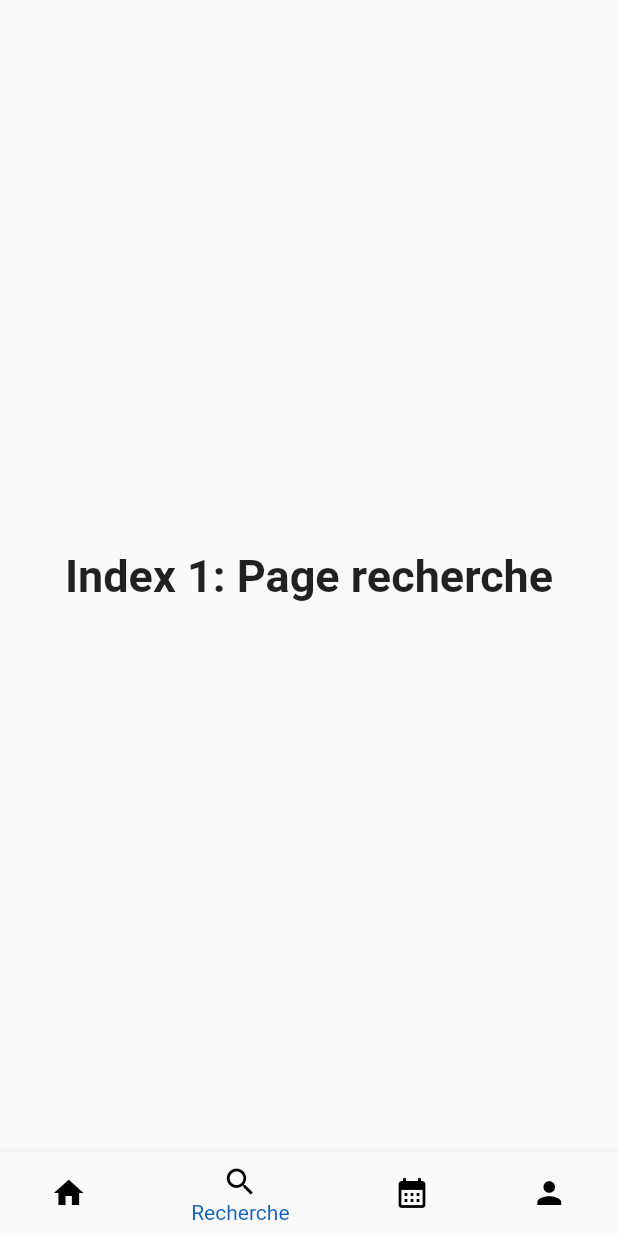
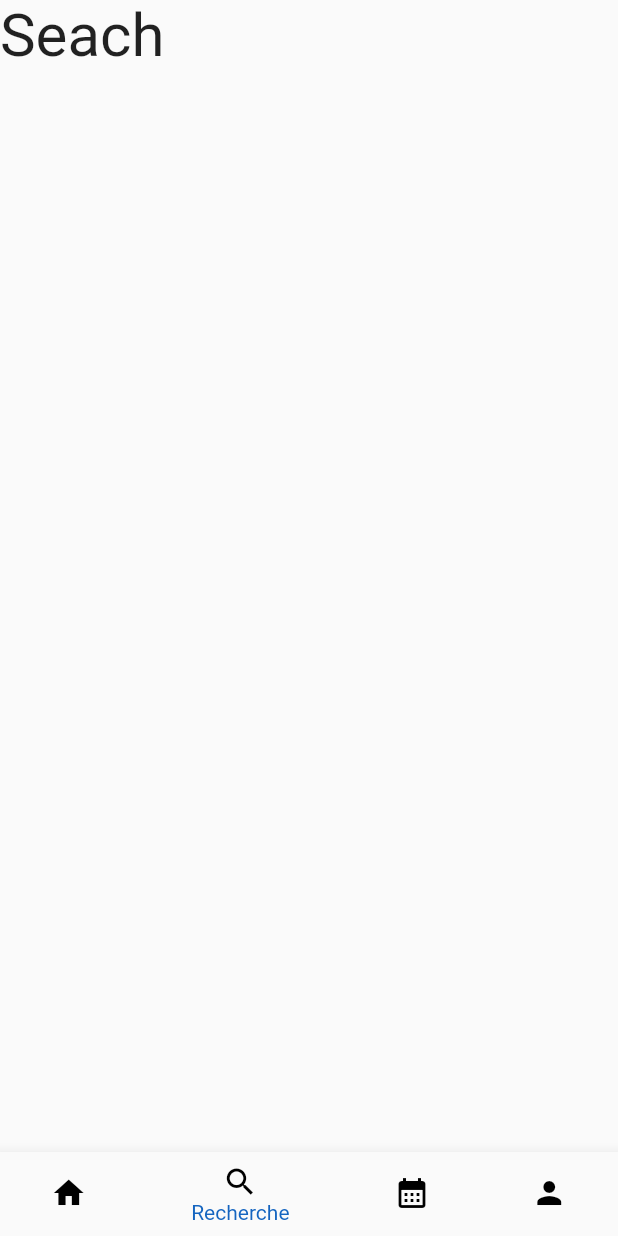
Before and after one commit to MarcosYH/Rentalcars, a Flutter app: the accueil screen opened directly, item 2 of the bottom bar chosen, on a phone screen of 412 x 824 dp. Run offline on Flutter 3.47's test engine with Material 2 defaults, Android fonts, the phone set to English and light mode, and no system bars; missing offline and left inert: adobe_xd.

```diff
--- a/lib/page_accueil.dart
+++ b/lib/page_accueil.dart
@@ -10,25 +10,32 @@ class  accueil extends StatefulWidget {
 
 class _accueilState extends State<accueil> {
   int _selectedIndex = 0;
-  static const TextStyle optionStyle =
-  TextStyle(fontSize: 30, fontWeight: FontWeight.bold);
-  static const List<Widget> _widgetOptions = <Widget>[
-    Text(
-      'Index 0: Page accueille',
-      style: optionStyle,
-    ),
-    Text(
-      'Index 1: Page recherche',
-      style: optionStyle,
-    ),
-    Text(
-      'Index 2: Page réservation',
-      style: optionStyle,
-    ),
-    Text(
-      'Index 3: Page profil',
-      style: optionStyle,
-    ),
+ final List<Widget> _widgetOptions =<Widget>[
+  Container(
+
+  ),
+   Container(
+     child: const Text(
+       'Seach',
+       style: TextStyle(fontSize: 40),
+     ),
+   ),
+   Container(
+     child: const Text(
+       'Reservation',
+       style: TextStyle(fontSize: 40),
+     ),
+   ),
+   Container(
+     color: Colors.green,
+     alignment: Alignment.center,
+     child: const Text(
+       'Profil',
+       style: TextStyle(fontSize: 40),
+     ),
+
+   ),
+
   ];
 
   void _onItemTapped(int index) {
@@ -41,9 +48,7 @@ class _accueilState extends State<accueil> {
   Widget build(BuildContext context) {
     return Scaffold(
 
-      body: Center(
-        child: _widgetOptions.elementAt(_selectedIndex),
-      ),
+      body: _widgetOptions[_selectedIndex],
       bottomNavigationBar: BottomNavigationBar(
         items: const <BottomNavigationBarItem>[
           BottomNavigationBarItem(
```
